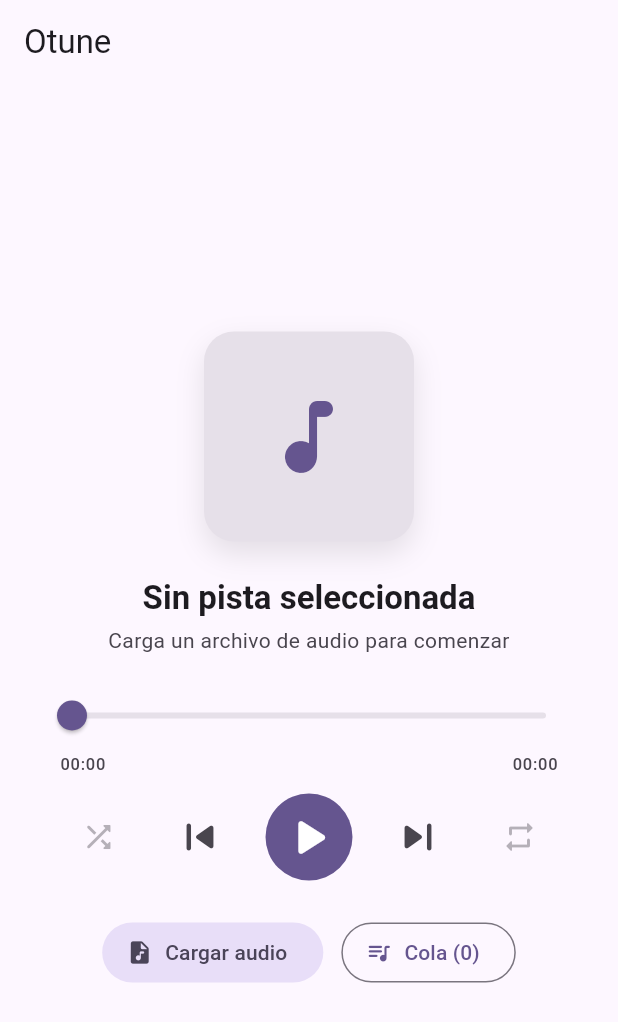
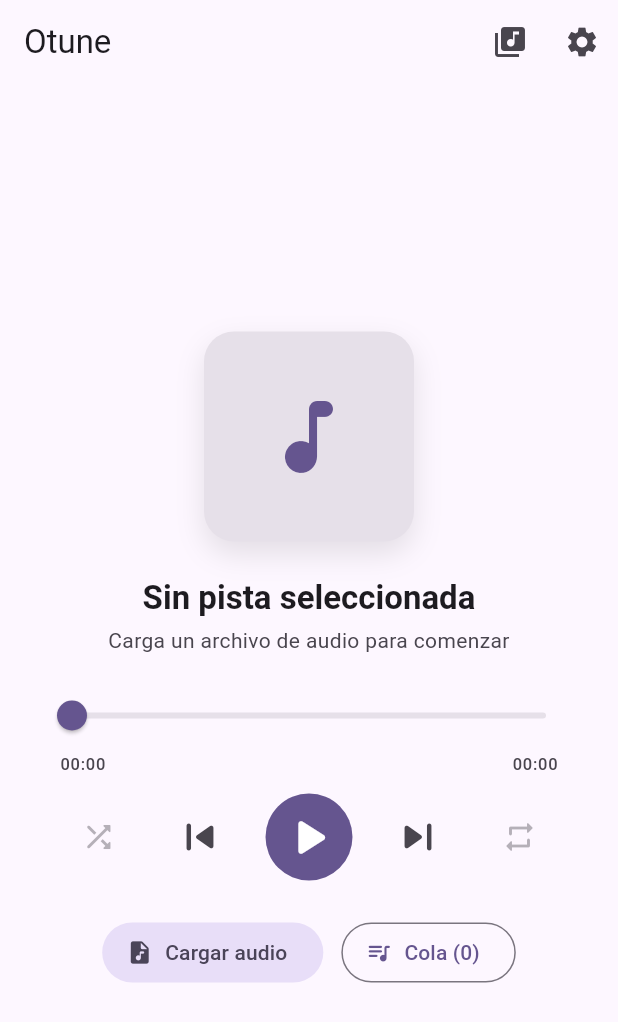
Before and after one commit to Oyhs-co/otune, a Flutter app: the screen it shows after launch, on a phone screen of 412 x 824 dp. Shown: the top 1022 px of the screen. Run offline on Flutter 3.47's test engine with Material 3 defaults, Android fonts, the phone set to English and light mode, and no system bars; drawn by our look-alikes of dynamic_color; our stand-ins replace drift, file_picker, flutter_riverpod, go_router, logger; missing offline and left inert: audio_metadata_reader, media_kit; accounts and stored records are empty; generated files the repository leaves out were written again; statements that could not run were skipped.

Commit message:
feat(frontend): Implement permission management and refactor navigation
Support for multimedia permission management on Android is added via a native channel, allowing access to audio and video files. `PermissionService` is implemented to centralize these requests.

In addition, the following structural improvements have been made:
- Refactoring of navigation using `GoRouter` to include the Library and Settings routes.
- Decoupling of `PlayerWidget`from `QueueSheet`, delegating composition responsibility to `HomePage`.
- Reorganization of widgets in the `Library` and `Settings` features to improve modularity.
- Updated the Android app’s identity (ID and tag).
- Updated the app version to `0.4.0-alpha.0+18`.

```diff
--- a/frontend/lib/app/router/app_router.dart
+++ b/frontend/lib/app/router/app_router.dart
@@ -1,6 +1,8 @@
 import 'package:flutter_riverpod/flutter_riverpod.dart';
 import 'package:go_router/go_router.dart';
+import 'package:otune/features/library/presentation/pages/library_page.dart';
 import 'package:otune/features/playback/presentation/pages/home_page.dart';
+import 'package:otune/features/settings/presentation/pages/settings_page.dart';
 
 /// Proveedor del enrutador principal de la aplicación.
 final appRouterProvider = Provider<GoRouter>((ref) {
@@ -12,6 +14,16 @@ final appRouterProvider = Provider<GoRouter>((ref) {
         name: 'home',
         builder: (context, state) => const HomePage(),
       ),
+      GoRoute(
+        path: '/library',
+        name: 'library',
+        builder: (context, state) => const LibraryPage(),
+      ),
+      GoRoute(
+        path: '/settings',
+        name: 'settings',
+        builder: (context, state) => const SettingsPage(),
+      ),
     ],
   );
 });
--- a/frontend/lib/features/playback/presentation/pages/home_page.dart
+++ b/frontend/lib/features/playback/presentation/pages/home_page.dart
@@ -1,5 +1,7 @@
 import 'package:flutter/material.dart';
+import 'package:go_router/go_router.dart';
 import 'package:otune/features/playback/presentation/widgets/player_widget.dart';
+import 'package:otune/features/playback/presentation/widgets/queue_sheet.dart';
 
 /// Pantalla principal y punto de partida de la experiencia Otune.
 class HomePage extends StatelessWidget {
@@ -8,9 +10,28 @@ class HomePage extends StatelessWidget {
   @override
   Widget build(BuildContext context) {
     return Scaffold(
-      appBar: AppBar(title: const Text('Otune'), centerTitle: false),
-      body: const SafeArea(
-        child: Center(child: SingleChildScrollView(child: PlayerWidget())),
+      appBar: AppBar(
+        title: const Text('Otune'),
+        centerTitle: false,
+        actions: [
+          IconButton(
+            icon: const Icon(Icons.library_music),
+            onPressed: () => context.pushNamed('library'),
+            tooltip: 'Biblioteca',
+          ),
+          IconButton(
+            icon: const Icon(Icons.settings),
+            onPressed: () => context.pushNamed('settings'),
+            tooltip: 'Ajustes',
+          ),
+        ],
+      ),
+      body: SafeArea(
+        child: Center(
+          child: SingleChildScrollView(
+            child: PlayerWidget(onQueuePressed: () => QueueSheet.show(context)),
+          ),
+        ),
       ),
     );
   }
--- a/frontend/lib/features/playback/presentation/widgets/player_widget.dart
+++ b/frontend/lib/features/playback/presentation/widgets/player_widget.dart
@@ -4,11 +4,12 @@ import 'package:flutter/material.dart' hide RepeatMode;
 import 'package:flutter_riverpod/flutter_riverpod.dart';
 import 'package:otune/features/playback/application/playback_controller.dart';
 import 'package:otune/features/playback/domain/entities/playback_modes.dart';
-import 'package:otune/features/playback/presentation/widgets/queue_sheet.dart';
 
 /// Widget visual para visualización y control de la reproducción en curso.
 class PlayerWidget extends ConsumerWidget {
-  const new({super.key});
+  const new({required this.onQueuePressed, super.key});
+
+  final VoidCallback onQueuePressed;
 
   static String _formatDuration(Duration duration) {
     final minutes = duration.inMinutes.remainder(60).toString().padLeft(2, '0');
@@ -199,9 +200,7 @@ class PlayerWidget extends ConsumerWidget {
               OutlinedButton.icon(
                 icon: const Icon(Icons.queue_music_rounded),
                 label: Text('Cola (${session.queueItems.length})'),
-                onPressed: () {
-                  QueueSheet.show(context);
-                },
+                onPressed: onQueuePressed,
               ),
             ],
           ),
--- a/frontend/pubspec.yaml
+++ b/frontend/pubspec.yaml
@@ -2,7 +2,7 @@ name: otune
 description: "Reproductor musical multiplataforma, offline-first y orientado a bibliotecas locales."
 publish_to: 'none'
 
-version: 0.4.0-alpha.0+17
+version: 0.4.0-alpha.0+18
 
 environment:
   sdk: ^3.13.3
```
Also changed, not shown: frontend/lib/core/permissions/permission_service.dart (added, +23 -0 lines), frontend/lib/features/library/presentation/pages/library_page.dart (+50 -36 lines), frontend/lib/features/library/presentation/widgets/library_track_list.dart (added, +34 -0 lines), frontend/lib/features/settings/presentation/pages/settings_page.dart (+8 -31 lines), frontend/lib/features/settings/presentation/widgets/theme_preference_tile.dart (added, +45 -0 lines), 6 other files.
